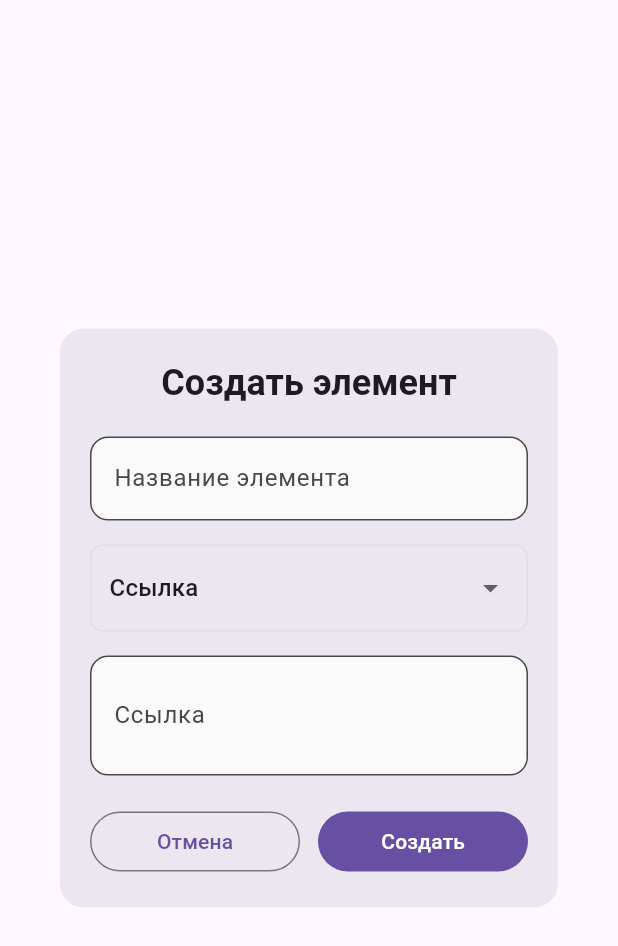
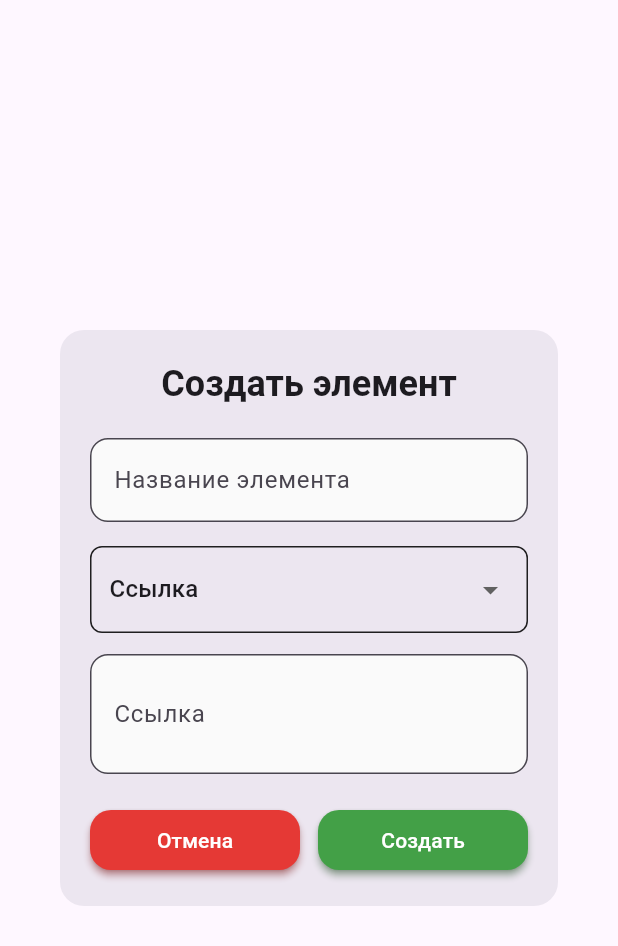
Before and after one commit to Jinery/PinTag-Client, a Flutter app: the CreateItemDialog widget shown alone on an empty page, opened directly with empty values, on a phone screen of 412 x 824 dp. Shown: the top 946 px of the screen. Run offline on Flutter 3.47's test engine with Material 3 defaults, Android fonts, the phone set to English and light mode, and no system bars; our stand-ins replace file_picker, shared_preferences; missing offline and left inert: media_kit, media_kit_video; accounts and stored records are empty; network calls fail.

Commit message:
Update interface for create item dialog.

```diff
--- a/lib/screens/auth_screen.dart
+++ b/lib/screens/auth_screen.dart
@@ -129,7 +129,7 @@ class _AuthScreen extends State<AuthScreen> {
               ),
             ),
             SizedBox(height: 20),
-            if(_isLoading) CircularProgressIndicator(),
+            if(_isLoading) CircularProgressIndicator(strokeWidth: 2, color: Colors.blue[700], strokeCap: StrokeCap.round),
             if(_status.isNotEmpty)
               Padding(
                 padding: const EdgeInsets.symmetric(vertical: 10),
--- a/lib/screens/board_screen.dart
+++ b/lib/screens/board_screen.dart
@@ -54,7 +54,7 @@ class _BoardsScreen extends State<BoardsScreen> {
         ],
       ),
       body: _isLoading ? Center(
-        child: CircularProgressIndicator(),
+        child: CircularProgressIndicator(strokeWidth: 2, color: Colors.blue[700], strokeCap: StrokeCap.round),
       ) : _boards.isEmpty ? Center(
         child: Text("Доски отсутствуют"),
       ) : GridView.builder(
--- a/lib/screens/items_screen.dart
+++ b/lib/screens/items_screen.dart
@@ -1,9 +1,11 @@
 import 'package:flutter/material.dart';
+import 'package:pin_tag_client/models/content_type.dart';
 import 'package:pin_tag_client/models/item.dart';
 import 'package:pin_tag_client/services/api_service.dart';
 import 'package:pin_tag_client/widgets/create_item_dialog.dart';
 import 'package:pin_tag_client/widgets/item_card.dart';
 import 'package:pin_tag_client/widgets/move_item_dialog.dart';
+import 'package:url_launcher/url_launcher.dart';
 
 import '../models/board.dart';
 
@@ -60,7 +62,7 @@ class _ItemsScreen extends State<ItemsScreen> {
         ],
       ),
       body: _isLoading ? Center(
-        child: CircularProgressIndicator(),
+        child: CircularProgressIndicator(strokeWidth: 2, color: Colors.blue[700], strokeCap: StrokeCap.round),
       ) : _items.isEmpty ? Center(
         child: Text(
           "Элементы для доски ${widget.board.name} ${widget.board.emoji} отсутствуют",
@@ -80,7 +82,11 @@ class _ItemsScreen extends State<ItemsScreen> {
           return ItemCard(
             item: item,
             userId: widget.userId,
-            onTap: () => print("Tapped on ${item.title}"),
+            onTap: () {
+              if(item.contentType == ContentType.link && item.contentData != null && item.contentData!.isNotEmpty) {
+                launchUrl(Uri.parse(item.contentData!));
+              }
+            },
             onRemoveTap: () => _removeItem(item),
             onMoveTap: () => _moveItem(item),
           );
--- a/lib/widgets/create_item_dialog.dart
+++ b/lib/widgets/create_item_dialog.dart
@@ -149,8 +149,6 @@ class _CreateItemDialog extends State<CreateItemDialog> {
     };
   }
 
-  bool get _showTextField => _selectedType == ContentType.link || (_selectedFile == null && _contentController.text.isNotEmpty);
-
   bool get _showFileControls =>
       _selectedType == ContentType.photo ||
       _selectedType == ContentType.video ||
@@ -191,12 +189,20 @@ class _CreateItemDialog extends State<CreateItemDialog> {
                   controller: _titleController,
                   decoration: InputDecoration(
                     labelText: "Название элемента",
+                    floatingLabelStyle: TextStyle(color: Colors.blue, fontSize: 18),
+                    focusedBorder: OutlineInputBorder(
+                      borderRadius: BorderRadius.circular(12),
+                      borderSide: BorderSide(color: Colors.blue, width: 1.5),
+                    ),
                     border: OutlineInputBorder(
                       borderRadius: BorderRadius.circular(12),
+                      borderSide: BorderSide(width: 1.0),
                     ),
                     filled: true,
                     fillColor: Colors.grey[50],
                   ),
+                  cursorColor: Colors.blue,
+                  cursorWidth: 0.7,
                   validator: (value) {
                     if (value == null || value.trim().isEmpty) {
                       return "Введи название";
@@ -212,7 +218,7 @@ class _CreateItemDialog extends State<CreateItemDialog> {
                   width: double.infinity,
                   padding: const EdgeInsets.symmetric(horizontal: 12, vertical: 4),
                   decoration: BoxDecoration(
-                    border: Border.all(color: Colors.grey[300]!),
+                    border: Border.all(color: Colors.black87),
                     borderRadius: BorderRadius.circular(8),
                   ),
                   child: DropdownButton<ContentType>(
@@ -227,6 +233,7 @@ class _CreateItemDialog extends State<CreateItemDialog> {
                         });
                       }
                     },
+                    borderRadius: BorderRadius.circular(8),
                     items: ContentType.values
                         .where((type) => type != ContentType.unknown)
                         .map((type) {
@@ -237,20 +244,29 @@ class _CreateItemDialog extends State<CreateItemDialog> {
                     }).toList(),
                   ),
                 ),
-                const SizedBox(height: 16),
+                const SizedBox(height: 14),
                 if (_selectedType == ContentType.link)
                   TextFormField(
                     controller: _contentController,
-                    maxLines: _selectedType == ContentType.document ? 4 : 2,
+                    maxLines: 2,
                     decoration: InputDecoration(
                       labelText: _selectedType.displayName,
                       hintText: _getContentHint(),
+                      hintStyle: TextStyle(color: Colors.grey[700], fontSize: 18),
+                      floatingLabelStyle: TextStyle(color: Colors.black87, fontSize: 20),
+                      focusedBorder: OutlineInputBorder(
+                        borderRadius: BorderRadius.circular(12),
+                        borderSide: BorderSide(color: Colors.black87, width: 1.3),
+                      ),
                       border: OutlineInputBorder(
                         borderRadius: BorderRadius.circular(12),
+                        borderSide: BorderSide(width: 1.0),
                       ),
                       filled: true,
                       fillColor: Colors.grey[50],
                     ),
+                    cursorWidth: 0.8,
+                    cursorColor: Colors.black54,
                     validator: (value) {
                       if (_selectedType == ContentType.link || _selectedFile == null) {
                         if (value == null || value.trim().isEmpty) {
@@ -268,24 +284,39 @@ class _CreateItemDialog extends State<CreateItemDialog> {
                   )
                 else if (_showFileControls)
                   Column(
-                    crossAxisAlignment: CrossAxisAlignment.start,
+                    crossAxisAlignment: CrossAxisAlignment.center,
                     children: [
-                      Text(_getContentHint()),
+                      Text(_getContentHint(), style: TextStyle(fontWeight: FontWeight.bold, fontSize: 18.0)),
                       const SizedBox(height: 8),
-                      OutlinedButton.icon(
-                        icon: const Icon(Icons.upload_file),
-                        label: Text(
-                            _selectedFile != null ? "Изменить файл" : "Выбрать файл",
-                            textAlign: TextAlign.center
+                      Padding(
+                        padding: EdgeInsets.symmetric(vertical: 8.0),
+                        child: FittedBox(
+                          fit: BoxFit.contain,
+                          child: OutlinedButton.icon(
+                            icon: const Icon(Icons.upload_file),
+                            label: Text(
+                                _selectedFile != null ? "Изменить файл" : "Выбрать файл",
+                                textAlign: TextAlign.center
+                            ),
+                            onPressed: _pickFile,
+                            style: OutlinedButton.styleFrom(
+                              foregroundColor: Colors.white,
+                              backgroundColor: Colors.blue.withValues(alpha: 0.8),
+                              shadowColor: Colors.blue,
+                              elevation: 1.0,
+                              shape: RoundedRectangleBorder(borderRadius: BorderRadius.circular(7.0)),
+                              maximumSize: Size(600, 400),
+                              minimumSize: Size(250, 70)
+                            ),
+                          ),
                         ),
-                        onPressed: _pickFile,
                       ),
                       if (_selectedFile != null)
                         Padding(
                           padding: const EdgeInsets.only(top: 8.0),
                           child: Text(
                             'Файл: ${_selectedFile!.name}',
-                            style: Theme.of(context).textTheme.bodySmall,
+                            style: TextStyle(fontSize: 14, color: Colors.black87, fontWeight: FontWeight.bold),
                           ),
                         ),
                     ],
@@ -294,9 +325,16 @@ class _CreateItemDialog extends State<CreateItemDialog> {
                 Row(
                   children: [
                     Expanded(
-                      child: OutlinedButton(
+                      child: FilledButton(
                         onPressed: _isLoading ? null : () => Navigator.of(context).pop(),
                         child: const Text("Отмена"),
+                        style: FilledButton.styleFrom(
+                          shape: RoundedRectangleBorder(borderRadius: BorderRadius.circular(14)),
+                          foregroundColor: Colors.white,
+                          backgroundColor: Colors.red[600],
+                          elevation: 2.0,
+                          shadowColor: Colors.red[800],
+                        ),
                       ),
                     ),
                     const SizedBox(width: 12),
@@ -306,12 +344,19 @@ class _CreateItemDialog extends State<CreateItemDialog> {
                             ? null
                             : _submit,
                         child: _isLoading
-                            ? const SizedBox(
+                            ? SizedBox(
                           height: 20,
                           width: 20,
-                          child: CircularProgressIndicator(strokeWidth: 2),
+                          child: CircularProgressIndicator(strokeWidth: 2, color: Colors.blue[700], strokeCap: StrokeCap.round),
                         )
                             : const Text("Создать"),
+                        style: FilledButton.styleFrom(
+                          shape: RoundedRectangleBorder(borderRadius: BorderRadius.circular(14)),
+                          foregroundColor: Colors.white,
+                          backgroundColor: Colors.green[600],
+                          elevation: 2.0,
+                          shadowColor: Colors.green[800],
+                        ),
                       ),
                     ),
                   ],
--- a/lib/widgets/item_card.dart
+++ b/lib/widgets/item_card.dart
@@ -85,7 +85,8 @@ class ItemCard extends StatelessWidget {
       return _buildPlaceholderText("Ссылка не указана");
     }
 
-    return Text(
+    return Center(
+      child: Text(
         item.contentData!,
         style: const TextStyle(
           fontSize: 16,
@@ -94,6 +95,7 @@ class ItemCard extends StatelessWidget {
         ),
         maxLines: 2,
         overflow: TextOverflow.ellipsis,
+      ),
     );
   }
 
--- a/lib/widgets/move_item_dialog.dart
+++ b/lib/widgets/move_item_dialog.dart
@@ -104,7 +104,8 @@ class _MoveItemDialogState extends State<MoveItemDialog> {
               const SizedBox(height: 8),
               Text(
                 "'${widget.itemTitle}'",
-                style: Theme.of(context).textTheme.bodyMedium?.copyWith(
+                style: TextStyle(
+                  fontSize: 16,
                   color: Colors.grey[600],
                 ),
                 textAlign: TextAlign.center,
@@ -195,7 +196,7 @@ class _MoveItemDialogState extends State<MoveItemDialog> {
                       style: FilledButton.styleFrom(
                         foregroundColor: Colors.white,
                         backgroundColor: Colors.green.withValues(alpha: 0.8),
-                        shadowColor: Colors.blue.withValues(alpha: 0.7),
+                        shadowColor: Colors.green.withValues(alpha: 0.7),
                         elevation: 1.0,
                         shape: RoundedRectangleBorder(borderRadius: BorderRadius.circular(6.0)),
                       ),
```
Also changed, not shown: pubspec.lock, 1 other file. Lines whose indentation alone changed are shown as unchanged.
